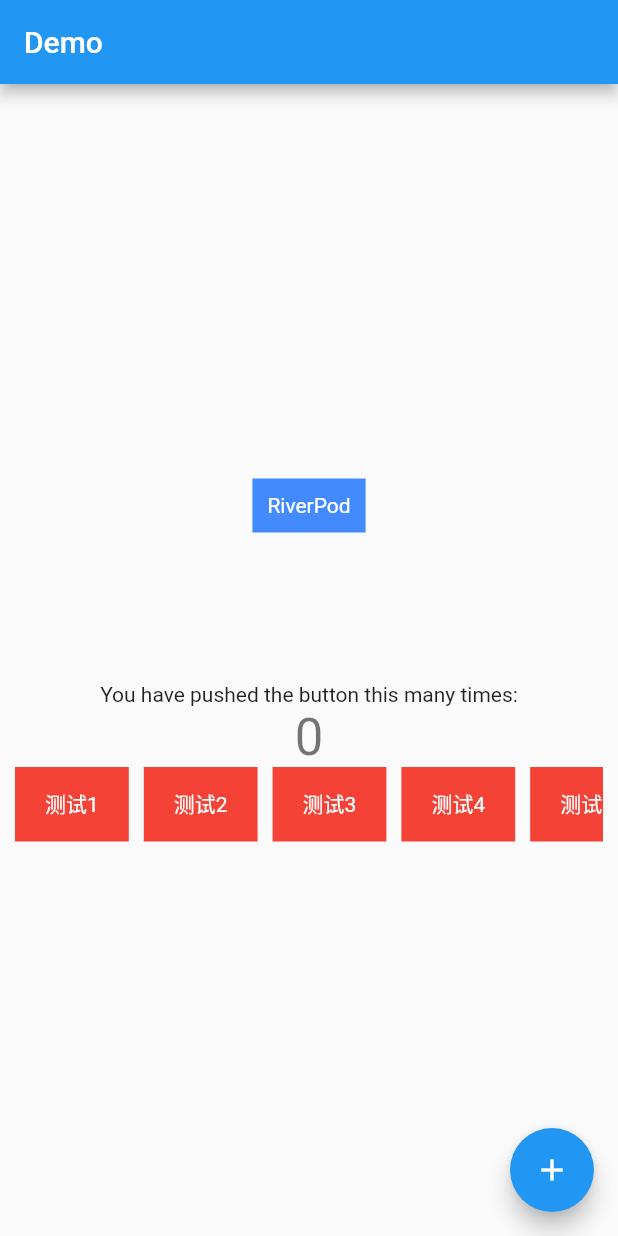
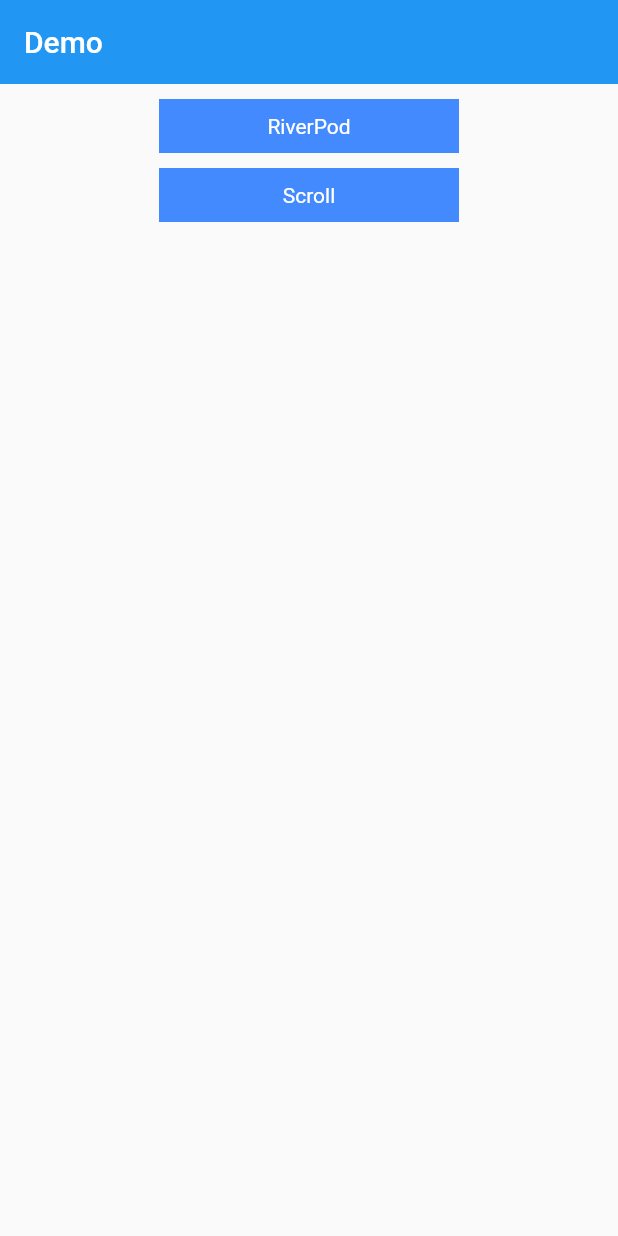
Before and after one commit to swiftdo/flutter_best_practice, a Flutter app: the screen it shows after launch, on a phone screen of 412 x 824 dp. Run offline on Flutter 3.47's test engine with Material 2 defaults, Android fonts, the phone set to English and light mode, and no system bars; drawn by our look-alikes of scroll_to_index; our stand-ins replace auto_route, dio, flutter_easyloading, freezed_annotation, hooks_riverpod.

Commit message:
优化demo

```diff
--- a/lib/pages/main/main_page.dart
+++ b/lib/pages/main/main_page.dart
@@ -1,65 +1,28 @@
 import 'package:flutter/material.dart';
 import 'package:flutter_best_practice/provider.dart';
 import 'package:flutter_best_practice/router/route.gr.dart';
-import 'package:flutter_hooks/flutter_hooks.dart';
 import 'package:hooks_riverpod/hooks_riverpod.dart';
-import 'package:scroll_to_index/scroll_to_index.dart';
 
-class MainPage extends StatefulWidget {
+class MainPage extends HookConsumerWidget {
   const MainPage({Key? key}) : super(key: key);
 
   @override
-  State<MainPage> createState() => _MainPageState();
-}
-
-class _MainPageState extends State<MainPage> {
-  int _counter = 0;
-
-  late AutoScrollController controller;
-
-  @override
-  void initState() {
-    controller = AutoScrollController(
-        viewportBoundaryGetter: () => const Rect.fromLTRB(0, 0, 0, 0),
-        axis: Axis.horizontal);
-    super.initState();
-  }
-
-  final List<String> tags = [
-    '测试1',
-    '测试2',
-    '测试3',
-    '测试4',
-    '测试5',
-    '测试6',
-    '测试7',
-    '测试8',
-    '测试9',
-    '测试10',
-  ];
-
-  void _incrementCounter() {
-    setState(() {
-      _counter++;
-    });
-  }
-
-  @override
-  Widget build(BuildContext context) {
+  Widget build(BuildContext context, WidgetRef ref) {
     return Scaffold(
       appBar: AppBar(
         title: const Text("Demo"),
+        elevation: 0,
       ),
       body: Center(
         child: Column(
-          mainAxisAlignment: MainAxisAlignment.center,
           children: <Widget>[
-            HookConsumer(builder: (context, ref, child) {
-              return GestureDetector(
+            GestureDetector(
               child: Container(
                   color: Colors.blueAccent,
+                  width: 200,
                   padding: const EdgeInsets.all(10),
-                    margin: const EdgeInsets.only(bottom: 100),
+                  margin: const EdgeInsets.only(top: 10),
+                  alignment: Alignment.center,
                   child: const Text(
                     "RiverPod",
                     style: TextStyle(
@@ -69,60 +32,27 @@ class _MainPageState extends State<MainPage> {
               onTap: () {
                 ref.read(gRouteProvider).push(const JokeRoutes());
               },
-              );
-            }),
-            const Text(
-              'You have pushed the button this many times:',
             ),
-            Text(
-              '$_counter',
-              style: Theme.of(context).textTheme.headline4,
+            GestureDetector(
+              child: Container(
+                  width: 200,
+                  color: Colors.blueAccent,
+                  padding: const EdgeInsets.all(10),
+                  alignment: Alignment.center,
+                  margin: const EdgeInsets.only(top: 10),
+                  child: const Text(
+                    "Scroll",
+                    style: TextStyle(
+                      color: Colors.white,
                     ),
-            Container(
-              padding: const EdgeInsets.symmetric(horizontal: 10),
-              child: ListView(
-                controller: controller,
-                scrollDirection: Axis.horizontal,
-                children: tags
-                    .map((e) => GestureDetector(
-                          onTap: () async {
-                            await controller.scrollToIndex(tags.indexOf(e),
-                                preferPosition: AutoScrollPosition.middle);
-                            controller.highlight(tags.indexOf(e));
+                  )),
+              onTap: () {
+                ref.read(gRouteProvider).push(ScrollRoute());
               },
-                          child: Container(
-                            alignment: Alignment.center,
-                            child: AutoScrollTag(
-                              key: ValueKey(e),
-                              controller: controller,
-                              child: Text(
-                                e,
-                                style: const TextStyle(color: Colors.white),
-                              ),
-                              index: tags.indexOf(e),
-                              highlightColor: Colors.blue,
-                            ),
-                            decoration: const BoxDecoration(
-                              color: Colors.red,
-                            ),
-                            padding: const EdgeInsets.symmetric(
-                              horizontal: 20,
-                            ),
-                            margin: const EdgeInsets.only(right: 10),
-                          ),
-                        ))
-                    .toList(),
-              ),
-              height: 50,
             ),
           ],
         ),
       ),
-      floatingActionButton: FloatingActionButton(
-        onPressed: _incrementCounter,
-        tooltip: 'Increment',
-        child: const Icon(Icons.add),
-      ), // This trailing comma makes auto-formatting nicer for build methods.
     );
   }
 }
--- a/lib/router/route.dart
+++ b/lib/router/route.dart
@@ -2,6 +2,7 @@ import 'package:auto_route/auto_route.dart';
 import 'package:flutter/material.dart';
 import 'package:flutter_best_practice/pages/jokes/jokes_page.dart';
 import 'package:flutter_best_practice/pages/main/main_page.dart';
+import 'package:flutter_best_practice/pages/scroll/scroll_page.dart';
 
 class AppRouteObserver extends AutoRouterObserver {
   @override
@@ -13,7 +14,8 @@ class AppRouteObserver extends AutoRouterObserver {
   routes: <AutoRoute>[
     //RedirectRoute(path: '*', redirectTo: '/'),
     AutoRoute(page: MainPage, initial: true),
-    AutoRoute(path: "joke", page: JokePages)
+    AutoRoute(path: "joke", page: JokePages),
+    AutoRoute(path: "demo-scroll", page: ScrollPage),
   ],
 )
 class $AppRouter {}
--- a/pubspec.yaml
+++ b/pubspec.yaml
@@ -38,6 +38,9 @@ dependencies:
   # 弹窗
   flutter_easyloading: ^3.0.3
 
+  # rss
+  webfeed: ^0.7.0
+
 dev_dependencies:
   flutter_test:
     sdk: flutter
```
Also changed, not shown: lib/pages/scroll/scroll_page.dart (added, +78 -0 lines), lib/data/model/flags_model.freezed.dart, lib/data/model/joke_model.freezed.dart, lib/pages/jokes/jokes_state.freezed.dart, lib/router/route.gr.dart, pubspec.lock, 1 other file. Lines whose indentation alone changed are shown as unchanged.
